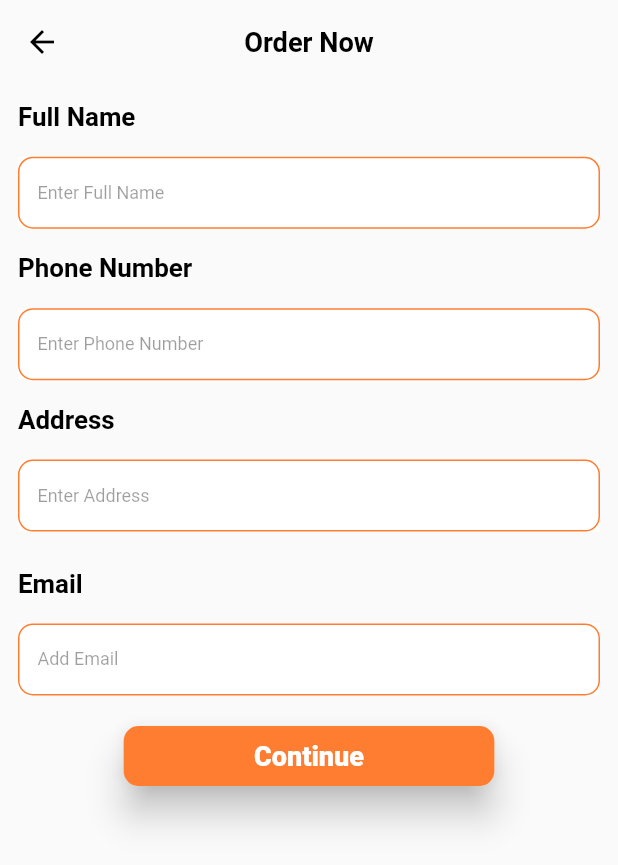
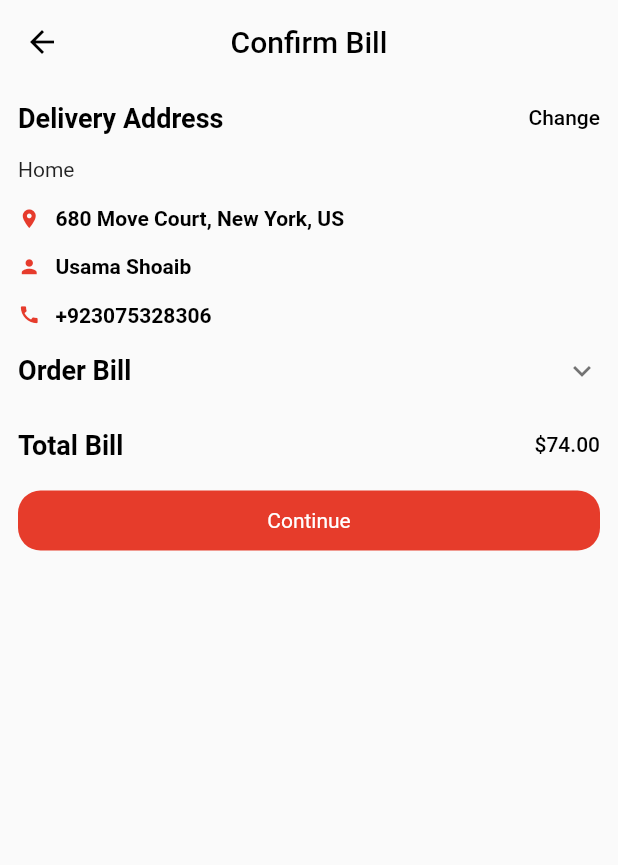
Before and after one commit to irfan512/E-Commerce-App, a Flutter app: the Order screen opened directly, after a tap on "Continue", on a phone screen of 412 x 824 dp. Shown: the top 865 px of the screen. Run offline on Flutter 3.47's test engine with Material 2 defaults, Android fonts, the phone set to English and light mode, and no system bars; our stand-ins replace carousel_slider, readmore.

Commit message:
Some New Chnages

```diff
--- /dev/null
+++ b/lib/View/ConfirmBillScrenn/confirm_bill.dart
@@ -0,0 +1,95 @@
+import 'package:flutter/material.dart';
+import 'package:students_project/View/ConfirmBillScrenn/widgets.dart';
+
+class CheckBill extends StatefulWidget {
+  @override
+  State<CheckBill> createState() => _CheckBillState();
+}
+
+class _CheckBillState extends State<CheckBill> {
+  @override
+  Widget build(BuildContext context) {
+    return Scaffold(
+      appBar: AppBar(
+        leading: IconButton(
+          onPressed: () {
+            Navigator.pop(context);
+          },
+          icon: Icon(
+            Icons.arrow_back,
+            color: Colors.black,
+          ),
+        ),
+        title: Text(
+          "Confirm Bill",
+          style: TextStyle(color: Colors.black),
+        ),
+        centerTitle: true,
+        backgroundColor: Colors.transparent,
+        elevation: 0,
+      ),
+      body: Padding(
+        padding: const EdgeInsets.all(12.0),
+        child: Column(
+          crossAxisAlignment: CrossAxisAlignment.start,
+          children: [
+            Container(
+              height: 150,
+              child: Column(
+                crossAxisAlignment: CrossAxisAlignment.start,
+                mainAxisAlignment: MainAxisAlignment.spaceBetween,
+                children: [
+                  customrow("Delivery Address", "Change"),
+                  Text("Home"),
+                  customrow1(Icons.location_on, "680 Move Court, New York, US"),
+                  customrow1(Icons.person, "Usama Shoaib"),
+                  customrow1(Icons.call, "+923075328306"),
+                ],
+              ),
+            ),
+            ExpansionTile(
+              tilePadding: EdgeInsets.zero,
+              title: Text(
+                "Order Bill",
+                style: TextStyle(
+                    color: Colors.black,
+                    fontWeight: FontWeight.w700,
+                    fontSize: 18),
+              ),
+              children: [
+                customrow2(),
+                customrow3("Price", "72.00"),
+                customrow3("Shipping fee", "12.00"),
+                customrow4(),
+                Row(
+                  mainAxisAlignment: MainAxisAlignment.end,
+                  children: [Text("\$-10.00")],
+                )
+              ],
+            ),
+            SizedBox(
+              height: 10,
+            ),
+            customrow("Total Bill", "\$74.00"),
+            SizedBox(
+              height: 20,
+            ),
+            Container(
+              height: 40,
+              decoration: BoxDecoration(
+                color: Color(0xffE63C2B),
+                borderRadius: BorderRadius.circular(15),
+              ),
+              child: Center(
+                child: Text(
+                  "Continue",
+                  style: TextStyle(color: Colors.white),
+                ),
+              ),
+            )
+          ],
+        ),
+      ),
+    );
+  }
+}
--- /dev/null
+++ b/lib/View/ConfirmBillScrenn/widgets.dart
@@ -0,0 +1,67 @@
+import 'package:flutter/material.dart';
+
+customrow(txt1, txt2) {
+  return Row(
+    mainAxisAlignment: MainAxisAlignment.spaceBetween,
+    children: [
+      Text(
+        txt1,
+        style: TextStyle(color: Colors.black, fontWeight: FontWeight.w700, fontSize: 18),
+      ),
+      Text(
+        txt2,
+        style: TextStyle(color: Colors.black, fontWeight: FontWeight.w500),
+      )
+    ],
+  );
+}
+
+customrow1(icn, txt) {
+  return Row(
+    children: [
+      Icon(
+        icn,
+        size: 15,
+        color: Color(0xffE63B2C),
+      ),
+      SizedBox(
+        width: 10,
+      ),
+      Text(
+        txt,
+        style: TextStyle(fontWeight: FontWeight.w600, color: Colors.black),
+      )
+    ],
+  );
+}
+
+customrow2() {
+  return Row(
+    mainAxisAlignment: MainAxisAlignment.spaceBetween,
+    children: [
+      Text("Procuct"),
+      Row(
+        children: [Text("3 Hours"), Icon(Icons.arrow_drop_down)],
+      )
+    ],
+  );
+}
+
+customrow3(txt1, txt2) {
+  return Row(
+    mainAxisAlignment: MainAxisAlignment.spaceBetween,
+    children: [
+      Text(txt1),
+      Text(txt2),
+    ],
+  );
+}
+ customrow4() {
+  return Row(
+    mainAxisAlignment: MainAxisAlignment.spaceBetween,
+    children: [
+      Text("Have a promo code?"),
+     Icon(Icons.keyboard_arrow_right)
+    ],
+  );
+}
--- a/lib/View/HomeScreem/home_widgets.dart
+++ b/lib/View/HomeScreem/home_widgets.dart
@@ -48,8 +48,7 @@ Widget customListView({context, color1, txt}) {
                         color: color1[index],
                       )),
                   Text(
-                    txt[index] +
-                        "asmndgasjhdgasdjhgasdjhgadjhgasdjsgdjhagdjhgadsjgajsdgajsdgsajdh",
+                    txt[index],
                     maxLines: 1,
                     overflow: TextOverflow.ellipsis,
                     style: TextStyle(fontSize: 16),
--- a/lib/View/add_to_cart.dart
+++ b/lib/View/add_to_cart.dart
@@ -1,5 +1,6 @@
 import 'package:flutter/material.dart';
 import 'package:students_project/View/order.dart';
+import 'package:students_project/View/root.dart';
 
 class AddToCart extends StatefulWidget {
   const AddToCart({Key? key}) : super(key: key);
@@ -246,6 +247,7 @@ class _AddToCartState extends State<AddToCart> {
                 Center(
                   child: InkWell(
                     onTap: () {
+                      selectedindex = 1;
                       Navigator.push(context,
                           MaterialPageRoute(builder: ((context) => Order())));
                     },
--- a/lib/View/order.dart
+++ b/lib/View/order.dart
@@ -1,5 +1,6 @@
 import 'package:flutter/material.dart';
 
+import 'ConfirmBillScrenn/confirm_bill.dart';
 import 'const_Widget.dart';
 
 class Order extends StatefulWidget {
@@ -114,18 +115,19 @@ class _OrderState extends State<Order> {
             Center(
               child: InkWell(
                 onTap: () {
-                  if (fullNameController.text.isEmpty) {
-                    snackBar(context, "Please! Enter Full Name");
-                  } else if (phonenumberController.text.isEmpty) {
-                    snackBar(context, "Please! Enter Phone Number");
-                  } else if (addressController.text.isEmpty) {
-                    snackBar(context, "Please! Enter Address");
-                  } else if (commentController.text.isEmpty) {
-                    snackBar(context, "Please! Enter Some Comment");
-                  } else {
-                    // Navigator.of(context).push(
-                    //     MaterialPageRoute(builder: (context) => AddAddress()));
-                  }
+                  // if (fullNameController.text.isEmpty) {
+                  //   snackBar(context, "Please! Enter Full Name");
+                  // } else if (phonenumberController.text.isEmpty) {
+                  //   snackBar(context, "Please! Enter Phone Number");
+                  // } else if (addressController.text.isEmpty) {
+                  //   snackBar(context, "Please! Enter Address");
+                  // } else if (commentController.text.isEmpty) {
+                  //   snackBar(context, "Please! Enter Some Comment");
+                  // } else {
+
+                  Navigator.of(context).push(
+                      MaterialPageRoute(builder: (context) => CheckBill()));
+                  // }
                 },
                 child: Card(
                   elevation: 10,
--- a/lib/View/splash_screen.dart
+++ b/lib/View/splash_screen.dart
@@ -13,7 +13,6 @@ class _SplashScreenState extends State<SplashScreen>
     with TickerProviderStateMixin {
   late Animation<double> animation;
   late AnimationController controller;
-  late Animation colorAnimation;
 
   @override
   void initState() {
@@ -26,8 +25,7 @@ class _SplashScreenState extends State<SplashScreen>
     controller =
         AnimationController(duration: const Duration(seconds: 2), vsync: this);
     animation = Tween<double>(begin: 120, end: 350).animate(controller);
-    colorAnimation =
-        ColorTween(begin: Colors.red, end: Colors.green).animate(controller);
+
     animation.addListener(() {
       setState(() {});
     });
@@ -45,6 +43,7 @@ class _SplashScreenState extends State<SplashScreen>
     final size = MediaQuery.of(context).size;
     return SafeArea(
       child: Scaffold(
+        resizeToAvoidBottomInset: true,
         backgroundColor: Colors.white,
         body: Center(
           child: Column(
```
Also changed, not shown: lib/View/const_Widget.dart (+73 -27 lines), lib/View/favorite_screen.dart (+7 -2 lines), lib/View/item_srceen.dart (+21 -14 lines), lib/View/menu_screen.dart (deleted, +0 -12 lines), lib/View/root.dart (+11 -14 lines), lib/View/sign_In.dart (+38 -9 lines), lib/View/sign_Up.dart (+21 -10 lines).
